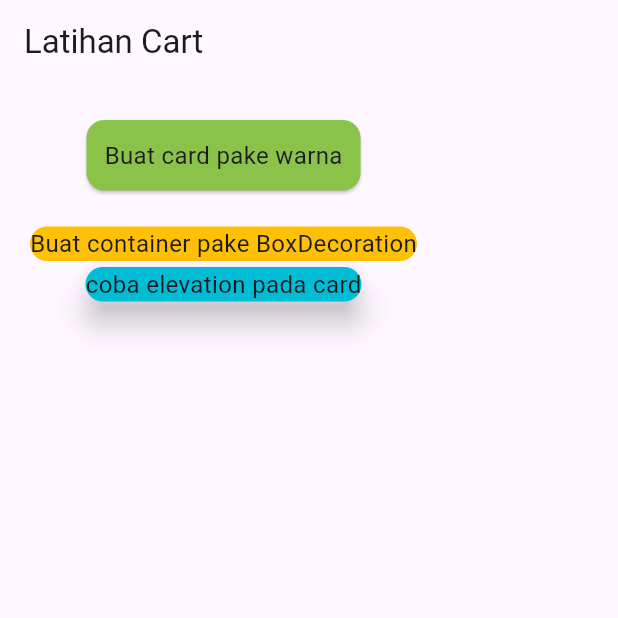
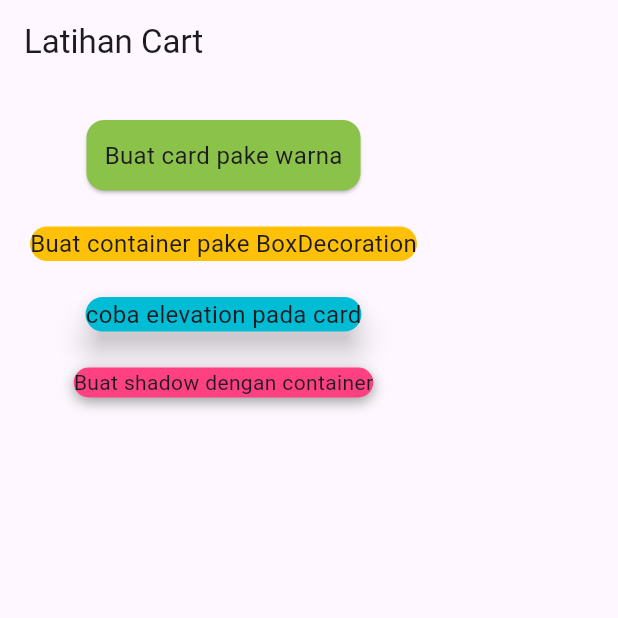
Before and after one commit to yaseumine/Tugas_week_8_1123150146, a Flutter app: the screen it shows after launch, on a phone screen of 412 x 824 dp, the top half of it. Run offline on Flutter 3.47's test engine with Material 3 defaults, Android fonts, the phone set to English and light mode, and no system bars.

Commit message:
membuat shadow dengan container

```diff
--- a/lib/pages/latihan_cart.dart
+++ b/lib/pages/latihan_cart.dart
@@ -12,7 +12,7 @@ class LatihanCart extends StatelessWidget {
           padding: const EdgeInsets.all(20.0),
           child: Column(
             children: [
-              const Card(
+              Card(
                 color: Colors.lightGreen,
                 child: Padding(
                   padding: EdgeInsets.all(12.0),
@@ -34,12 +34,31 @@ class LatihanCart extends StatelessWidget {
                   style: TextStyle(fontSize: 16.0),
                 ),
               ),
+              SizedBox(height: 20.0),
               Card(
                 elevation: 8,
                 color: Colors.cyan,
-                child: Text("coba elevation pada card"
-                    , style: TextStyle(fontSize: 16.0),
-              )
+                child: Text(
+                  "coba elevation pada card",
+                  style: TextStyle(fontSize: 16.0),
+                ),
+              ),
+              SizedBox(height: 20.0),
+              Container(
+                decoration: BoxDecoration(
+                  color: Colors.pinkAccent,
+                  borderRadius: BorderRadius.circular(20),
+                  boxShadow: [
+                    BoxShadow(
+                      color: Colors.grey,
+
+                      blurRadius: 7,
+                      offset: Offset(0, 3),
+                    ),
+                  ],
+                ),
+                child: Text("Buat shadow dengan container"),
+              ),
             ],
           ),
         ),
```
